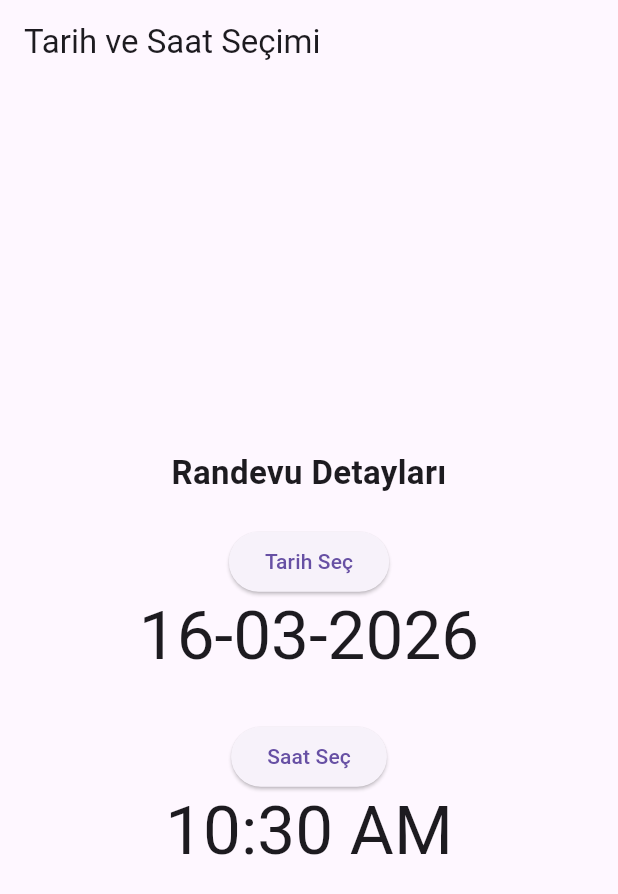
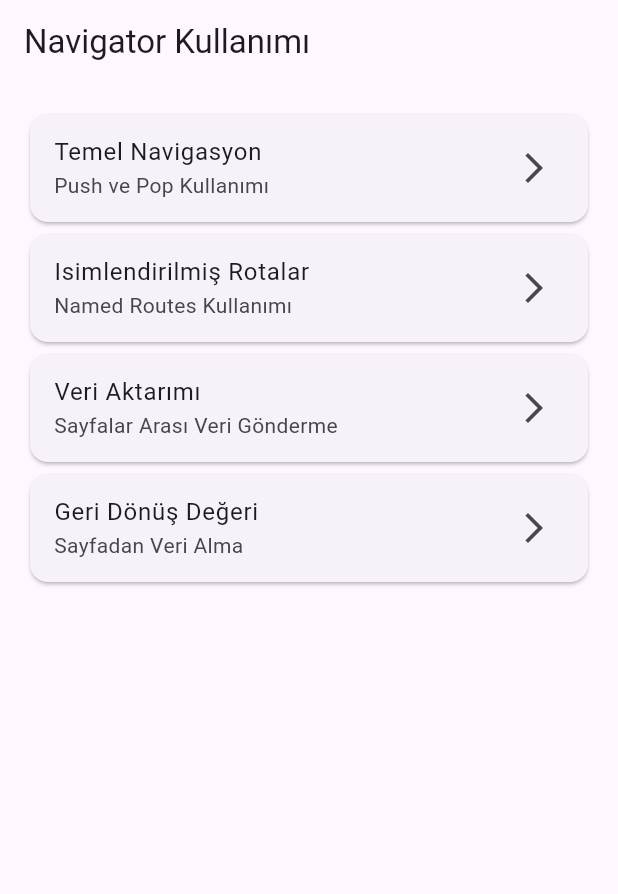
Before and after one commit to BatuhanDemirDev/btkFlutterinotlarim1, a Flutter app: the screen it shows after launch, on a phone screen of 412 x 824 dp. Shown: the top 894 px of the screen. Run offline on Flutter 3.47's test engine with Material 3 defaults, Android fonts, the phone set to English and light mode, and no system bars.

Commit message:
Add lib/navigator/ folder: navigator.dart, basic_nav.dart, veri_aktarimi.dart (Navigator demos with data transfer)

```diff
--- a/lib/main.dart
+++ b/lib/main.dart
@@ -1,4 +1,4 @@
-import 'package:btkakademi/101/localization_tarih_saat.dart';
+import 'package:btkakademi/navigator/navigator.dart';
 import 'package:flutter/material.dart';
 import 'package:flutter_localizations/flutter_localizations.dart';
 
@@ -23,7 +23,7 @@ class MyApp extends StatelessWidget {
   ],
       debugShowCheckedModeBanner: false,
       darkTheme: ThemeData.dark(),
-      home:  (DateTimeKullanimi()),
+      home:  (HomePage()),
     );
   }
 }
--- /dev/null
+++ b/lib/navigator/navigator.dart
@@ -0,0 +1,46 @@
+import 'package:flutter/material.dart';
+import 'package:btkakademi/navigator/Pages/basic_nav.dart';
+import 'package:btkakademi/navigator/Pages/veri_aktarimi.dart';
+
+class HomePage extends StatelessWidget {
+  const HomePage({super.key});
+
+  @override
+  Widget build(BuildContext context) {
+    return Scaffold(
+      appBar: AppBar(title: Text("Navigator Kullanımı")),
+      body: Padding(
+        padding: const EdgeInsets.all(16.0),
+        child: ListView(
+          children: [
+            _buildNavigationButton("Temel Navigasyon", "Push ve Pop Kullanımı",onPressed: () {
+              debugPrint("Temel Navigasyon Butonuna Tıklandı");
+              Navigator.push(context, MaterialPageRoute(builder: (context) => BasicNavigation()));
+            }),
+            _buildNavigationButton("Isimlendirilmiş Rotalar", "Named Routes Kullanımı",onPressed: () {
+              debugPrint("Isimlendirilmiş Rotalar Butonuna Tıklandı");
+            }),
+            _buildNavigationButton("Veri Aktarımı", "Sayfalar Arası Veri Gönderme",onPressed: () {
+              Navigator.of(context).push(MaterialPageRoute(builder: (context) => VeriAktarimi()));
+              debugPrint("Veri Aktarımı Butonuna Tıklandı");
+            }),
+            _buildNavigationButton("Geri Dönüş Değeri", "Sayfadan Veri Alma",onPressed: () {
+              debugPrint("Geri Dönüş Değeri Butonuna Tıklandı");
+            }),
+          ],
+        ),
+      ),
+    );
+  }
+
+  Widget _buildNavigationButton(String myTitle, String mySubtitle ,{required VoidCallback onPressed}) {
+    return Card(
+      child: ListTile(
+        title: Text(myTitle),
+        subtitle: Text(mySubtitle),
+        trailing: Icon(Icons.arrow_forward_ios),
+        onTap: onPressed,
+      ),
+    );
+  }
+}
--- /dev/null
+++ b/lib/navigator/pages/basic_nav.dart
@@ -0,0 +1,47 @@
+import 'package:flutter/material.dart';
+
+class BasicNavigation extends StatelessWidget {
+  const BasicNavigation({super.key});
+
+  @override
+  Widget build(BuildContext context) {
+    return Scaffold(
+      appBar: AppBar(title: Text("Temel Navigasyon")),
+      body: Center(
+      child: Column(children: [
+          ElevatedButton(onPressed: () {
+            Navigator.push(context, MaterialPageRoute(builder: (context) => Ayarlar()));
+          }, child: Text("Ayarlar Sayfasına Git ")),
+          ElevatedButton(onPressed: () {
+            debugPrint("Push Kullanıldı");
+            Navigator.pop(context, MaterialPageRoute(builder: (context) => BasicNavigation()));
+          }, child: Text("Geri Dön ")),
+      ],
+            ),
+      ),
+    );
+  }
+}
+
+
+class Ayarlar extends StatelessWidget {
+  const Ayarlar({super.key});
+
+  @override
+  Widget build(BuildContext context) {
+    return Scaffold(
+      appBar: AppBar(title: Text("Ayarlar Sayfası "),
+      automaticallyImplyActions: false,
+      ),
+      body: Center(
+      child: Column(children: [
+          ElevatedButton(onPressed: () {
+            debugPrint("Push Kullanıldı");
+            Navigator.pop(context, MaterialPageRoute(builder: (context) => BasicNavigation()));
+          }, child: Text("Geri Dön ")),
+      ],
+            ),
+      ),
+    );
+  }
+}
```
Also changed, not shown: lib/navigator/pages/veri_aktarimi.dart (added, +96 -0 lines), 2 other files.
